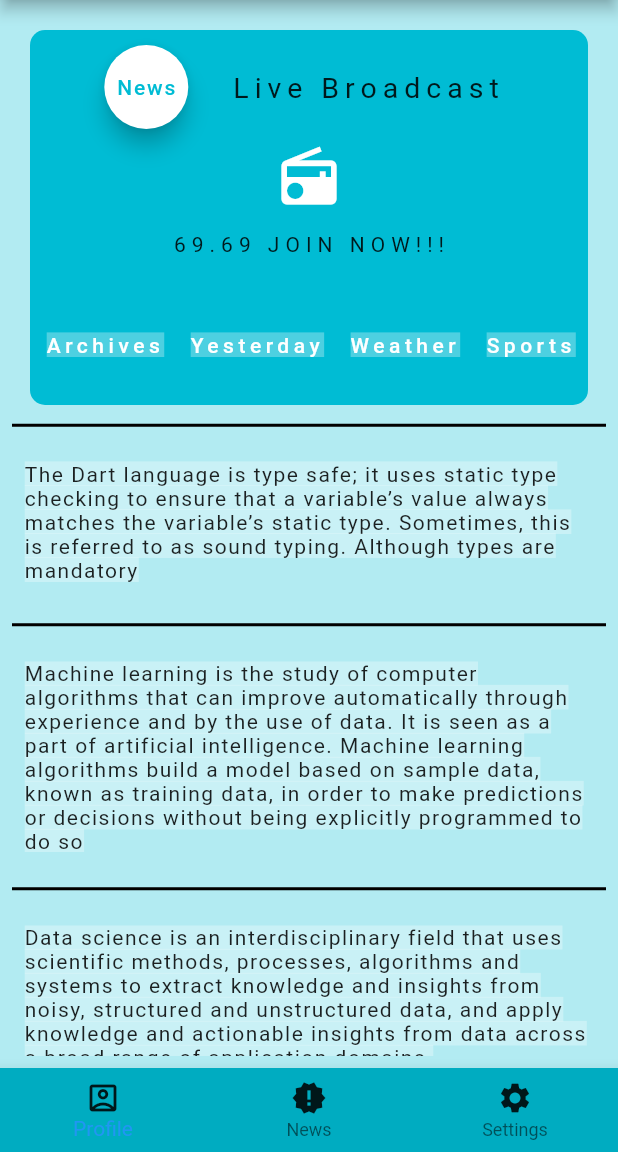
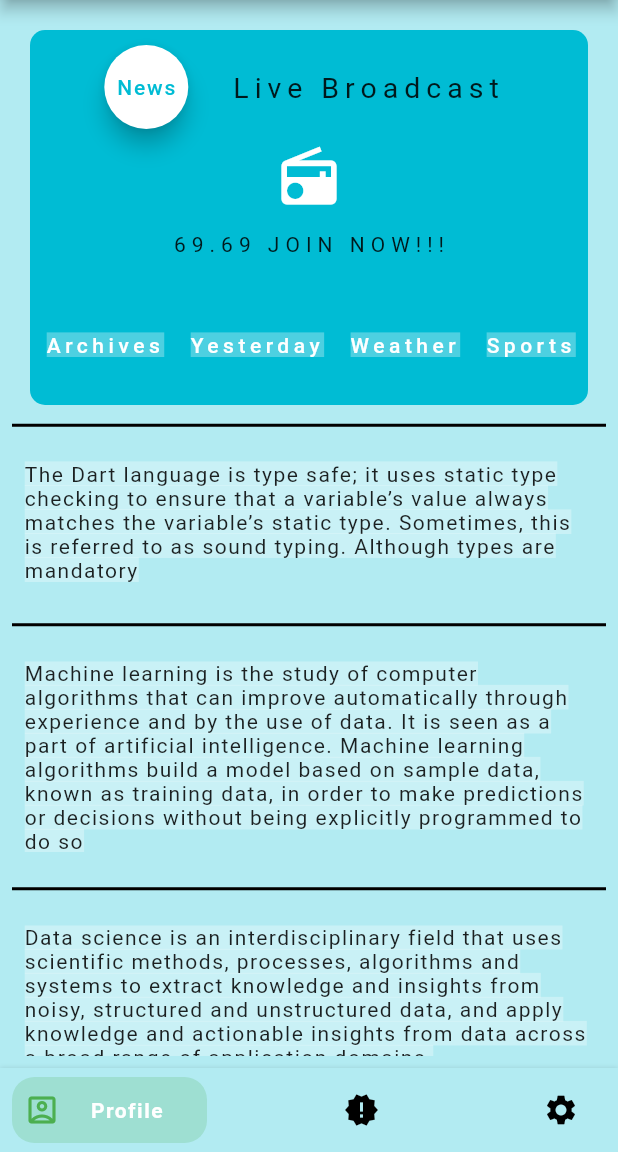
Before and after one commit to realalyeasin/tech-radio-app, a Flutter app: the screen it shows after launch, after a tap on "News", on a phone screen of 412 x 824 dp, the part 84-1236 px from its top. Run offline on Flutter 3.47's test engine with Material 2 defaults, Android fonts, the phone set to English and light mode, and no system bars; drawn by our look-alikes of bottom_navy_bar.

Commit message:
tech-radio-app

```diff
--- a/lib/main.dart
+++ b/lib/main.dart
@@ -1,3 +1,4 @@
+import 'package:bottom_navy_bar/bottom_navy_bar.dart';
 import 'package:flutter/cupertino.dart';
 import 'package:flutter/material.dart';
 import 'package:new_movie/profile.dart';
@@ -41,37 +42,55 @@ class _MyAppState extends State<MyApp> {
           centerTitle: true,
           backgroundColor: Colors.cyan[600],
         ),
-        bottomNavigationBar: BottomNavigationBar(
-          enableFeedback: true,
-          backgroundColor: Colors.cyan[600],
-          currentIndex: _currentIndex,
-          items: [
-            BottomNavigationBarItem(
-              icon: Icon(Icons.account_box_outlined, color: Colors.black87,),
+        bottomNavigationBar: BottomNavyBar(
+          itemCornerRadius: 15,
+          backgroundColor: Colors.cyan[100],
+          curve: Curves.easeInCubic,
+          selectedIndex: _currentIndex,
+          onItemSelected: (_currentIndex) =>
+              setState(() => this._currentIndex = _currentIndex),
+          items: <BottomNavyBarItem>[
+            BottomNavyBarItem(
+                icon: Icon(Icons.account_box_outlined),
                 title: Text(
                   'Profile',
-                style: TextStyle(color: Colors.white, letterSpacing: 1, fontWeight: FontWeight.bold),
+                  style: TextStyle(
+                      color: Colors.white,
+                      letterSpacing: 1,
+                      fontWeight: FontWeight.bold),
                 ),
+                textAlign: TextAlign.center,
+                activeColor: Colors.green,
+                inactiveColor: Colors.black
             ),
-            BottomNavigationBarItem(
-              icon: Icon(Icons.new_releases_sharp, color: Colors.black87,),
+            BottomNavyBarItem(
+                icon: Icon(Icons.new_releases),
                 title: Text(
                   'News',
-                style: TextStyle(color: Colors.white, letterSpacing: 1, fontWeight: FontWeight.bold),
+                  style: TextStyle(
+                      color: Colors.white,
+                      letterSpacing: 1,
+                      fontWeight: FontWeight.bold),
                 ),
+                textAlign: TextAlign.center,
+                activeColor: Colors.green,
+                inactiveColor: Colors.black
             ),
-            BottomNavigationBarItem(
-              icon: Icon(Icons.settings, color: Colors.black87,),
+            BottomNavyBarItem(
+                icon: Icon(Icons.settings),
                 title: Text(
                   'Settings',
-                style: TextStyle(color: Colors.white, letterSpacing: 1, fontWeight: FontWeight.bold),
+                  style: TextStyle(
+                      color: Colors.white,
+                      letterSpacing: 1,
+                      fontWeight: FontWeight.bold),
                 ),
+                textAlign: TextAlign.center,
+                activeColor: Colors.green,
+                inactiveColor: Colors.black
             ),
+
           ],
-          onTap: (index) {
-            _currentIndex = index;
-            setState(() {});
-          },
         ),
         drawer: Drawer(
           elevation: 16,
--- a/pubspec.yaml
+++ b/pubspec.yaml
@@ -23,6 +23,7 @@ environment:
 dependencies:
   flutter:
     sdk: flutter
+  bottom_navy_bar: ^6.0.0
 
 
   # The following adds the Cupertino Icons font to your application.
```
Also changed, not shown: pubspec.lock. Lines whose indentation alone changed are shown as unchanged.
